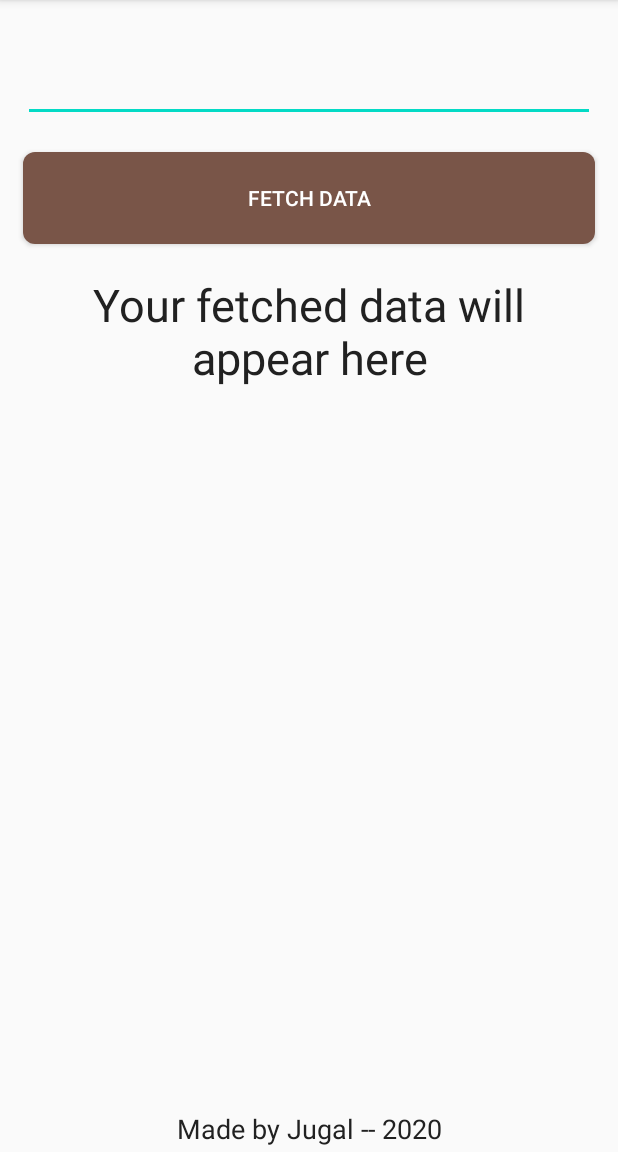
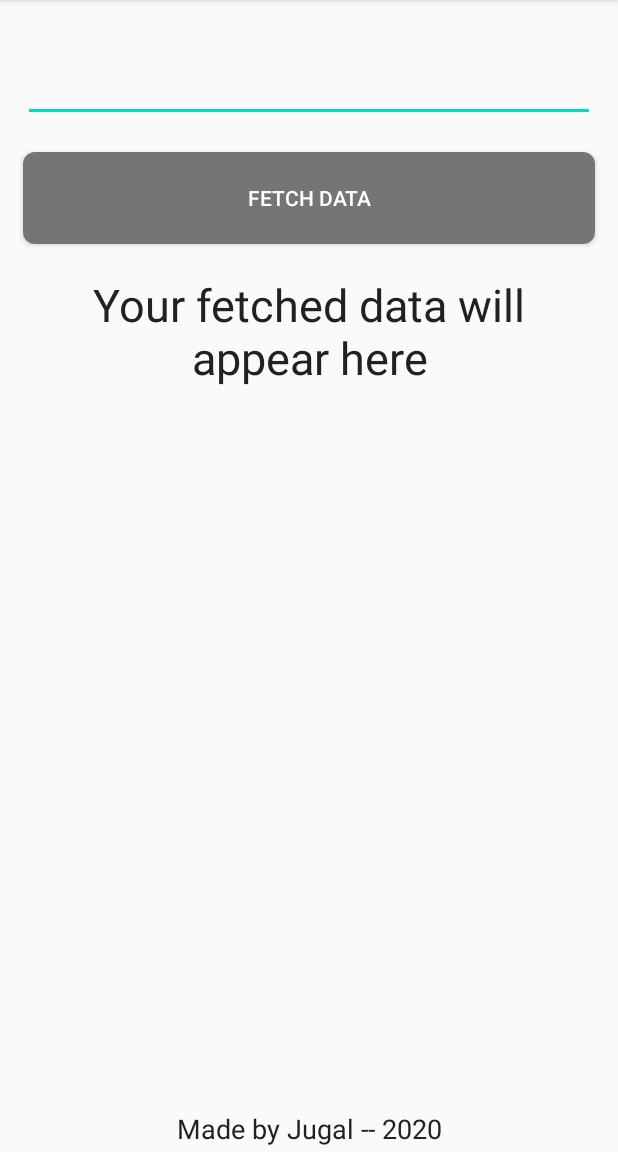
Before and after one commit to crazyuploader/Android_Test_Apps, an Android app: the screen it shows after launch (MainActivity), on a phone screen of 412 x 824 dp, the part 84-1236 px from its top. Run offline under Robolectric (Android 15) with nearby library versions, the phone set to English and light mode, and no system bars; our stand-ins replace Volley.

Commit message:
Update Covid 19
Covid19/app/src/main/res/drawable/roundedbutton.xml

```diff
--- a/Covid19/app/src/main/res/drawable/roundedbutton.xml
+++ b/Covid19/app/src/main/res/drawable/roundedbutton.xml
@@ -1,7 +1,7 @@
 <?xml version="1.0" encoding="utf-8"?>
 <shape xmlns:android="http://schemas.android.com/apk/res/android"
        android:shape="rectangle">
-    <solid android:color="#795548" />
+    <solid android:color="#757575" />
     <corners android:bottomRightRadius="8dp"
              android:bottomLeftRadius="8dp"
              android:topRightRadius="8dp"
```
